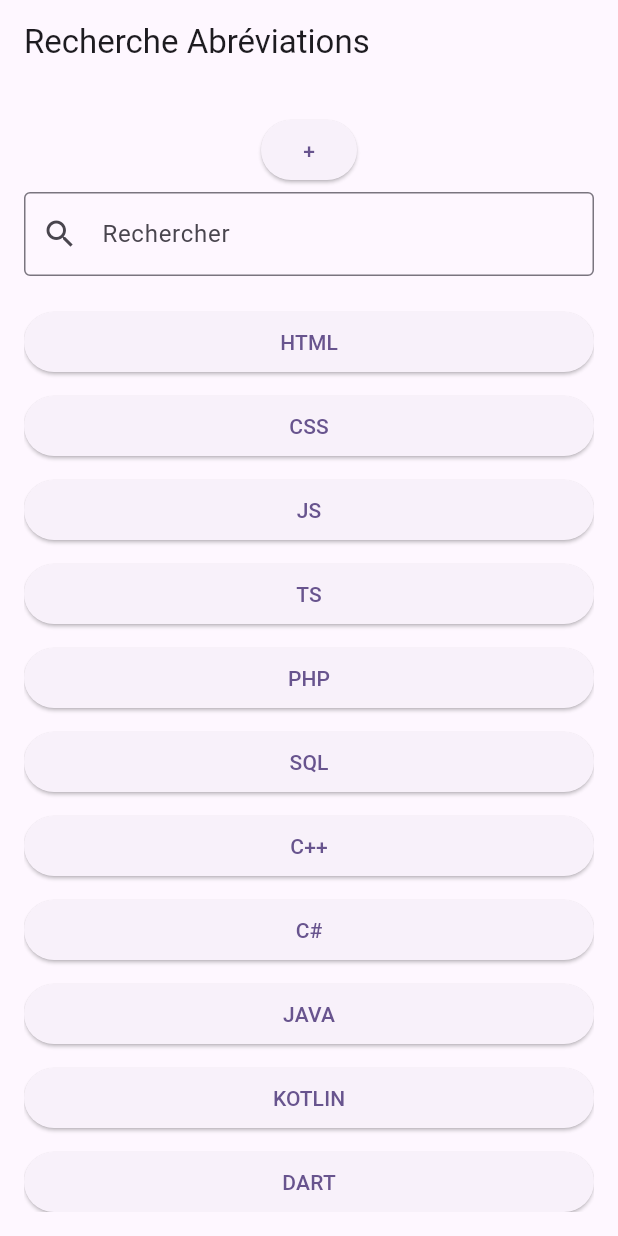
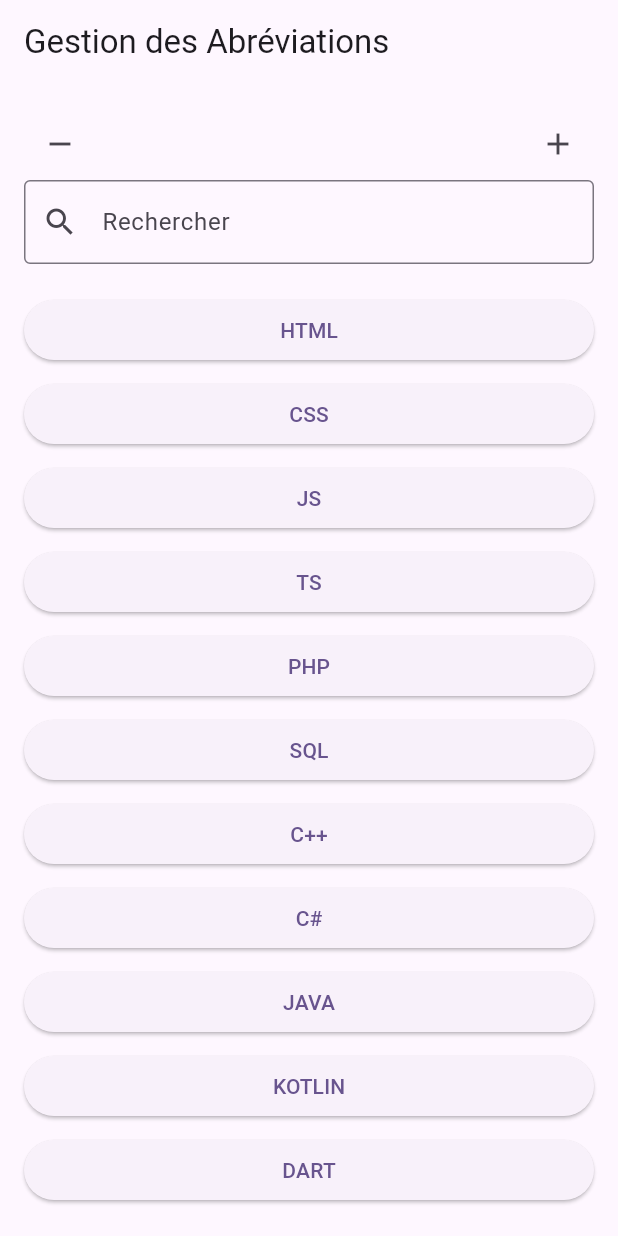
Before and after one commit to newedgar/IF37, a Flutter app: the AbbreviationFilterPage screen opened directly, on a phone screen of 412 x 824 dp. Run offline on Flutter 3.47's test engine with Material 3 defaults, Android fonts, the light colour scheme and no system bars; our stand-ins replace auto_size_text, flutter_tts, shared_preferences, toastification; accounts and stored records are empty.

Commit message:
Add files via upload

```diff
--- a/lib/page/main.dart
+++ b/lib/page/main.dart
@@ -18,10 +18,27 @@ class AbbreviationFilterPage extends StatefulWidget {
 
 class _AbbreviationFilterPageState extends State<AbbreviationFilterPage> {
   TextEditingController _searchController = TextEditingController();
+  TextEditingController _inputController = TextEditingController();
+  TextEditingController _newAbbrController = TextEditingController();
+  TextEditingController _newContentController = TextEditingController();
+  TextEditingController _deleteController = TextEditingController();
+
   List<String> allAbbreviations = [
     'HTML', 'CSS', 'JS', 'TS', 'PHP', 'SQL', 'C++', 'C#', 'JAVA', 'KOTLIN', 'DART'
   ];
+  Map<String, String> contentByAbbr = {}; // Pour stocker les contenus associés
   List<String> filteredAbbreviations = [];
+
+  String? selectedAbbreviation;
+  String? userInput;
+
+  // Étapes d'ajout
+  bool isAdding = false;
+  bool waitingForContent = false;
+  String? newAbbr;
+
+  // Suppression
+  bool isDeleting = false;
 
   @override
   void initState() {
@@ -41,6 +58,10 @@ class _AbbreviationFilterPageState extends State<AbbreviationFilterPage> {
   @override
   void dispose() {
     _searchController.dispose();
+    _inputController.dispose();
+    _newAbbrController.dispose();
+    _newContentController.dispose();
+    _deleteController.dispose();
     super.dispose();
   }
 
@@ -49,22 +70,197 @@ class _AbbreviationFilterPageState extends State<AbbreviationFilterPage> {
       padding: const EdgeInsets.symmetric(vertical: 4.0),
       child: ElevatedButton(
         onPressed: () {
-          print("Pressed: $abbr");
+          setState(() {
+            selectedAbbreviation = abbr;
+            _inputController.text = contentByAbbr[abbr] ?? 'Texte par défaut pour $abbr';
+            userInput = null;
+          });
         },
         child: Text(abbr),
       ),
     );
   }
 
+  Widget buildInputArea() {
+    return Column(
+      crossAxisAlignment: CrossAxisAlignment.start,
+      children: [
+        Text('Saisir un texte pour "$selectedAbbreviation"', style: TextStyle(fontWeight: FontWeight.bold)),
+        SizedBox(height: 8),
+        TextField(
+          controller: _inputController,
+          decoration: InputDecoration(
+            hintText: 'Entrez un texte...',
+            border: OutlineInputBorder(),
+          ),
+        ),
+        SizedBox(height: 12),
+        ElevatedButton(
+          onPressed: () {
+            setState(() {
+              userInput = _inputController.text;
+              contentByAbbr[selectedAbbreviation!] = userInput!;
+            });
+            print('Texte saisi pour $selectedAbbreviation: $userInput');
+          },
+          child: Text('Valider'),
+        ),
+      ],
+    );
+  }
+
+  Widget buildAddAbbreviationUI() {
+    if (!isAdding) return SizedBox.shrink();
+
+    return Column(
+      crossAxisAlignment: CrossAxisAlignment.start,
+      children: [
+        if (!waitingForContent) ...[
+          Text('Nouvelle abréviation :'),
+          TextField(
+            controller: _newAbbrController,
+            decoration: InputDecoration(border: OutlineInputBorder()),
+          ),
+          SizedBox(height: 8),
+          Row(
+  children: [
+    ElevatedButton(
+      onPressed: () {
+        setState(() {
+          newAbbr = _newAbbrController.text.trim().toUpperCase();
+          if (newAbbr != '' && !allAbbreviations.contains(newAbbr)) {
+            waitingForContent = true;
+          }
+        });
+      },
+      child: Text('Valider'),
+    ),
+    SizedBox(width: 10),
+    TextButton(
+      onPressed: () {
+        setState(() {
+          isAdding = false;
+          waitingForContent = false;
+          _newAbbrController.clear();
+        });
+      },
+      child: Text('Annuler'),
+    ),
+  ],
+),
+        ] else ...[
+          Text('Contenu associé à "$newAbbr" :'),
+          TextField(
+            controller: _newContentController,
+            decoration: InputDecoration(border: OutlineInputBorder()),
+          ),
+          SizedBox(height: 8),
+          ElevatedButton(
+            onPressed: () {
+              setState(() {
+                allAbbreviations.add(newAbbr!);
+                contentByAbbr[newAbbr!] = _newContentController.text;
+                filteredAbbreviations = List.from(allAbbreviations);
+                isAdding = false;
+                waitingForContent = false;
+                _newAbbrController.clear();
+                _newContentController.clear();
+              });
+            },
+            child: Text('Ajouter l’abréviation'),
+          ),
+        ]
+      ],
+    );
+  }
+
+  Widget buildDeleteAbbreviationUI() {
+    if (!isDeleting) return SizedBox.shrink();
+
+    return Column(
+      crossAxisAlignment: CrossAxisAlignment.start,
+      children: [
+        Text('Abréviation à supprimer :'),
+        TextField(
+          controller: _deleteController,
+          decoration: InputDecoration(border: OutlineInputBorder()),
+        ),
+        SizedBox(height: 8),
+        Row(
+  children: [
+    ElevatedButton(
+      onPressed: () {
+        setState(() {
+          String toDelete = _deleteController.text.trim().toUpperCase();
+          allAbbreviations.remove(toDelete);
+          filteredAbbreviations = List.from(allAbbreviations);
+          contentByAbbr.remove(toDelete);
+          _deleteController.clear();
+          isDeleting = false;
+        });
+      },
+      child: Text('Supprimer'),
+    ),
+    SizedBox(width: 10),
+    TextButton(
+      onPressed: () {
+        setState(() {
+          isDeleting = false;
+          _deleteController.clear();
+        });
+      },
+      child: Text('Annuler'),
+    ),
+  ],
+)
+,
+      ],
+    );
+  }
+
   @override
   Widget build(BuildContext context) {
     return Scaffold(
-      appBar: AppBar(title: Text('Recherche Abréviations')),
+      appBar: AppBar(
+        title: Text('Gestion des Abréviations'),
+
+      ),
       body: Padding(
         padding: const EdgeInsets.all(16.0),
-        child: Column(
-          children: [
-            buildButton("+"),
+       child: Column(
+  children: [
+    // Ligne avec les deux boutons
+    Row(
+      mainAxisAlignment: MainAxisAlignment.spaceBetween,
+      children: [
+        IconButton(
+          icon: Icon(Icons.remove),
+          tooltip: 'Supprimer une abréviation',
+          onPressed: () {
+            setState(() {
+              isDeleting = true;
+              _deleteController.clear();
+            });
+          },
+        ),
+        IconButton(
+          icon: Icon(Icons.add),
+          tooltip: 'Ajouter une abréviation',
+          onPressed: () {
+            setState(() {
+              isAdding = true;
+              waitingForContent = false;
+              _newAbbrController.clear();
+              _newContentController.clear();
+            });
+          },
+        ),
+      ],
+    ),
+
+
+
+
             // Barre de recherche
             TextField(
               controller: _searchController,
@@ -75,11 +271,19 @@ class _AbbreviationFilterPageState extends State<AbbreviationFilterPage> {
               ),
             ),
             SizedBox(height: 16),
-            // Liste filtrée des boutons
+
+            buildAddAbbreviationUI(),
+            buildDeleteAbbreviationUI(),
+
             Expanded(
               child: ListView(
-                children:
-                    filteredAbbreviations.map(buildButton).toList(),
+                children: [
+                  ...filteredAbbreviations.map(buildButton),
+                  if (selectedAbbreviation != null) ...[
+                    SizedBox(height: 20),
+                    buildInputArea(),
+                  ],
+                ],
               ),
             ),
           ],
```
